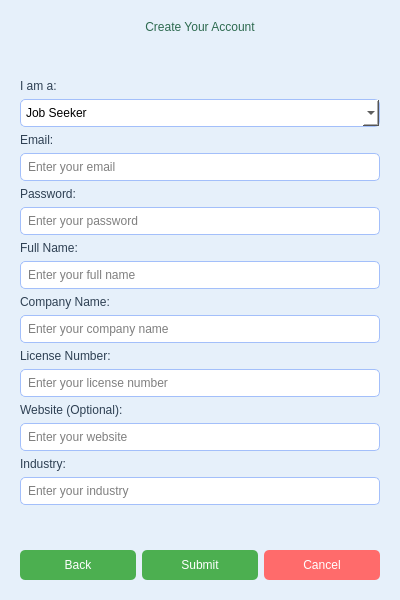
First picture: the form in gui/signup.ui, repository getabalewKemaw/JobConnectEthiopia, before the edit.
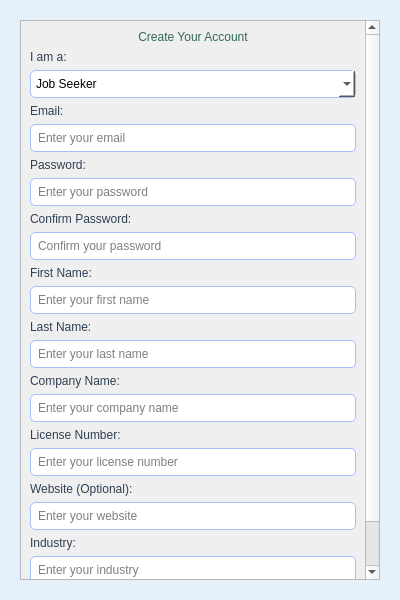
Second picture: the form after the edit.

What changed in the file:
```diff
--- a/gui/signup.ui
+++ b/gui/signup.ui
@@ -60,7 +60,7 @@
     }
    </string>
   </property>
-  <widget class="QWidget" name="verticalLayoutWidget">
+  <widget class="QScrollArea" name="scrollArea">
    <property name="geometry">
     <rect>
      <x>20</x>
@@ -69,6 +69,18 @@
      <height>560</height>
     </rect>
    </property>
+   <property name="widgetResizable">
+    <bool>true</bool>
+   </property>
+   <widget class="QWidget" name="scrollAreaWidgetContents">
+    <property name="geometry">
+     <rect>
+      <x>0</x>
+      <y>0</y>
+      <width>360</width>
+      <height>750</height>
+     </rect>
+    </property>
    <layout class="QVBoxLayout" name="verticalLayout">
     <item>
      <widget class="QLabel" name="titleLabel">
@@ -154,14 +166,45 @@
     <item>
      <widget class="QLabel" name="fullNameLabel">
       <property name="text">
-       <string>Full Name:</string>
+        <string>Confirm Password:</string>
       </property>
      </widget>
     </item>
     <item>
-     <widget class="QLineEdit" name="fullNameLineEdit">
+      <widget class="QLineEdit" name="confirmPasswordLineEdit">
+       <property name="echoMode">
+        <enum>QLineEdit::EchoMode::Password</enum>
+       </property>
       <property name="placeholderText">
-       <string>Enter your full name</string>
+        <string>Confirm your password</string>
+       </property>
+      </widget>
+     </item>
+     <item>
+      <widget class="QLabel" name="firstNameLabel">
+       <property name="text">
+        <string>First Name:</string>
+       </property>
+      </widget>
+     </item>
+     <item>
+      <widget class="QLineEdit" name="firstNameLineEdit">
+       <property name="placeholderText">
+        <string>Enter your first name</string>
+       </property>
+      </widget>
+     </item>
+     <item>
+      <widget class="QLabel" name="lastNameLabel">
+       <property name="text">
+        <string>Last Name:</string>
+       </property>
+      </widget>
+     </item>
+     <item>
+      <widget class="QLineEdit" name="lastNameLineEdit">
+       <property name="placeholderText">
+        <string>Enter your last name</string>
       </property>
      </widget>
     </item>
@@ -284,6 +327,7 @@
      </layout>
     </item>
    </layout>
+   </widget>
   </widget>
  </widget>
  <resources/>
```
Left out of the diff: 72 changed lines with no effect on the pictures. Lines whose indentation alone changed are shown as unchanged.
